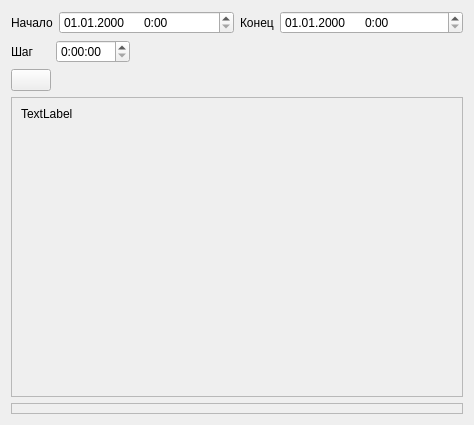
Above: club_stat/gui/ui/out_form.ui from zaswed76/pc_club before the change. Below: the same form after it.
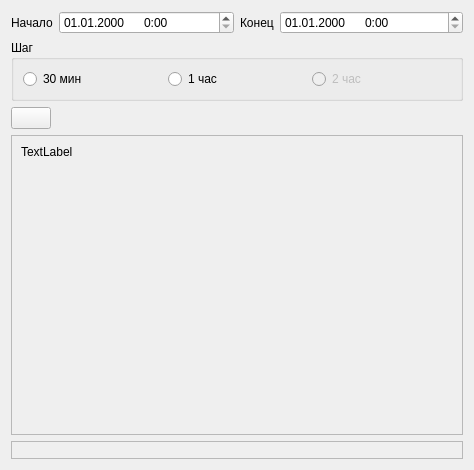
That is the form after the change.

Commit message: create out_form

The edit to the form file:
```diff
--- a/club_stat/gui/ui/out_form.ui
+++ b/club_stat/gui/ui/out_form.ui
@@ -7,7 +7,7 @@
     <x>0</x>
     <y>0</y>
     <width>474</width>
-    <height>425</height>
+    <height>470</height>
    </rect>
   </property>
   <property name="windowTitle">
@@ -55,39 +55,37 @@
     </layout>
    </item>
    <item>
+    <widget class="QGroupBox" name="groupBox">
+     <property name="title">
+      <string>Шаг</string>
+     </property>
     <layout class="QHBoxLayout" name="horizontalLayout_2">
      <item>
-      <layout class="QFormLayout" name="formLayout_3">
-       <item row="0" column="0">
-        <widget class="QLabel" name="label_3">
+       <widget class="QRadioButton" name="step30">
          <property name="text">
-          <string>Шаг     </string>
+         <string>30 мин</string>
          </property>
         </widget>
        </item>
-       <item row="0" column="1">
-        <widget class="QTimeEdit" name="step_edit">
-         <property name="displayFormat">
-          <string>H:mm:ss</string>
+      <item>
+       <widget class="QRadioButton" name="step1">
+        <property name="text">
+         <string>1 час</string>
          </property>
         </widget>
        </item>
-      </layout>
-     </item>
      <item>
-      <spacer name="horizontalSpacer">
-       <property name="orientation">
-        <enum>Qt::Horizontal</enum>
-       </property>
-       <property name="sizeHint" stdset="0">
-        <size>
-         <width>40</width>
-         <height>20</height>
-        </size>
-       </property>
-      </spacer>
-     </item>
-    </layout>
+       <widget class="QRadioButton" name="step2">
+        <property name="enabled">
+         <bool>false</bool>
+        </property>
+        <property name="text">
+         <string>2 час</string>
+        </property>
+       </widget>
+      </item>
+     </layout>
+    </widget>
    </item>
    <item>
     <layout class="QHBoxLayout" name="horizontalLayout_3">
```
Lines whose indentation alone changed are shown as unchanged. The commit also changes 4 other files.
